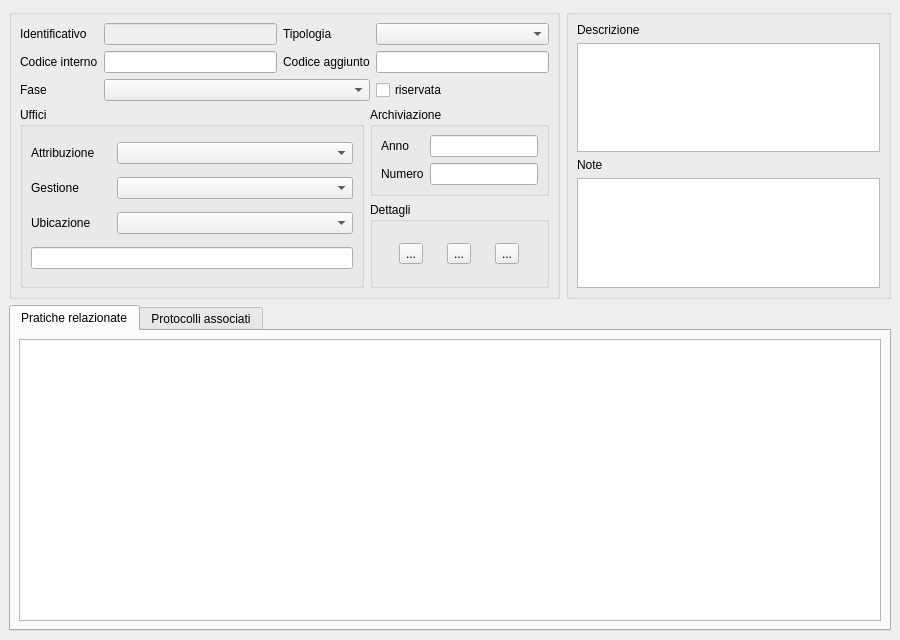
Old version of the form src/com/axiastudio/suite/pratiche/forms/pratica.ui in the repository tizianolattisi/suitegda.
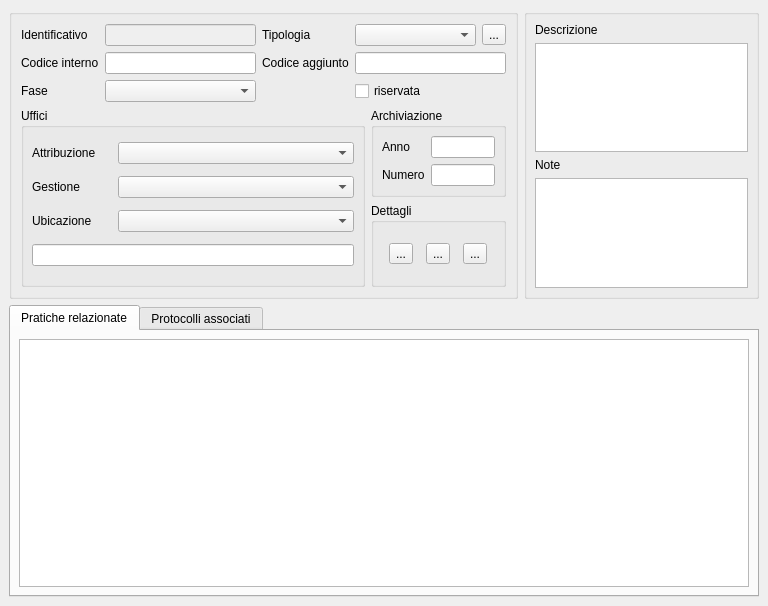
New version of the form. Custom widgets are drawn as their Qt base class.

Commit message: Gestione tipologia pratica nella form.

```diff
--- a/src/com/axiastudio/suite/pratiche/forms/pratica.ui
+++ b/src/com/axiastudio/suite/pratiche/forms/pratica.ui
@@ -6,8 +6,8 @@
    <rect>
     <x>0</x>
     <y>0</y>
-    <width>900</width>
-    <height>640</height>
+    <width>768</width>
+    <height>606</height>
    </rect>
   </property>
   <property name="windowTitle">
@@ -36,9 +36,6 @@
        <string/>
       </property>
       <layout class="QGridLayout" name="gridLayout_4">
-       <property name="margin">
-        <number>8</number>
-       </property>
        <item row="0" column="0" colspan="2">
         <layout class="QGridLayout" name="gridLayout_3">
          <item row="0" column="0">
@@ -69,7 +66,25 @@
           </widget>
          </item>
          <item row="0" column="3">
-          <widget class="QComboBox" name="comboBox"/>
+          <layout class="QHBoxLayout" name="horizontalLayout_2">
+           <item>
+            <widget class="com.axiastudio.pypapi.ui.widgets.PyPaPiComboBox" name="comboBoxTipologia">
+             <property name="column" stdset="0">
+              <string>tipologiaPratica</string>
+             </property>
+             <property name="search" stdset="0">
+              <bool>true</bool>
+             </property>
+            </widget>
+           </item>
+           <item>
+            <widget class="QToolButton" name="toolButtonTipologia">
+             <property name="text">
+              <string>...</string>
+             </property>
+            </widget>
+           </item>
+          </layout>
          </item>
          <item row="1" column="0">
           <widget class="QLabel" name="label_5">
@@ -102,7 +117,7 @@
            </property>
           </widget>
          </item>
-         <item row="2" column="1" colspan="2">
+         <item row="2" column="1">
           <widget class="QComboBox" name="comboBox_2"/>
          </item>
          <item row="2" column="3">
```
The commit also changes 3 other files.
